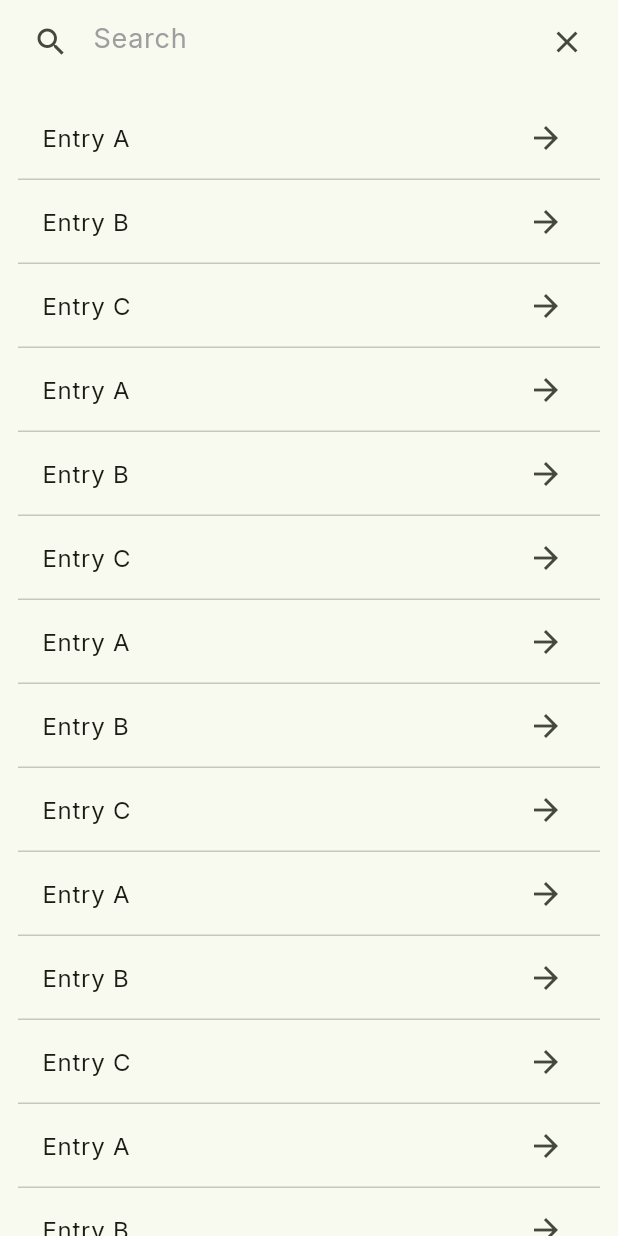
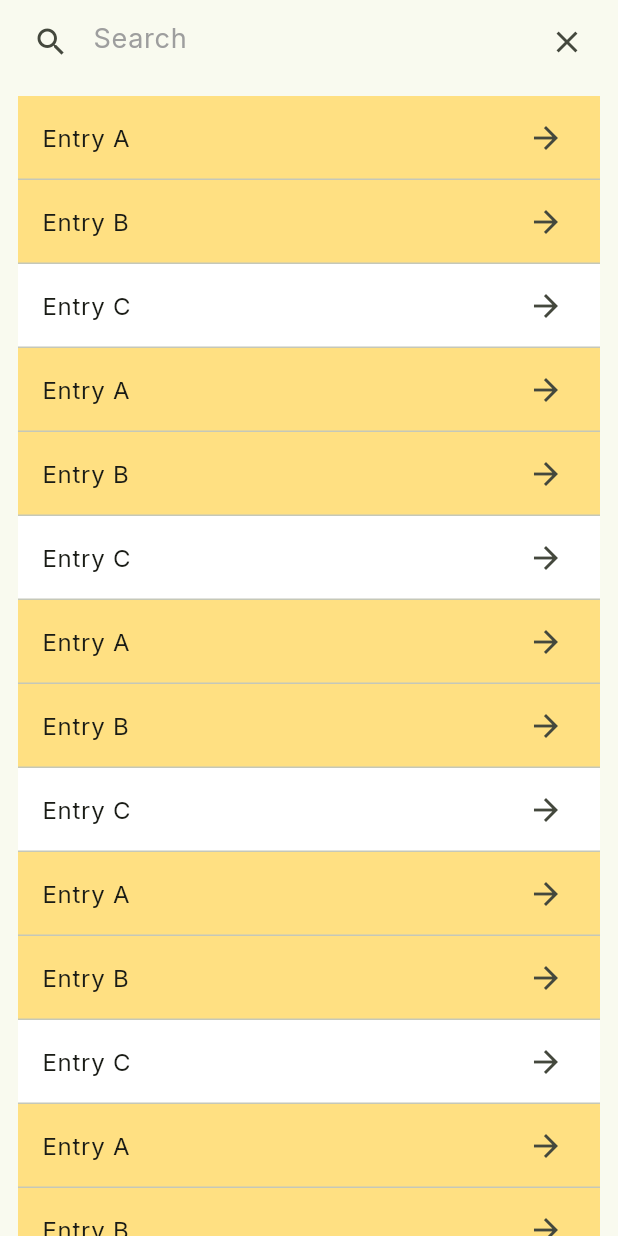
Before and after one commit to SchepardCat/studrow, a Flutter app: the WordsListPage screen opened directly, on a phone screen of 412 x 824 dp. Run offline on Flutter 3.47's test engine with Material 3 defaults, Android fonts, the phone set to English and light mode, and no system bars; our stand-ins replace auto_route, flip_card, flutter_spinkit, google_fonts, percent_indicator, swipe_cards.

```diff
--- a/lib/features/dictionary/presentation/widgets/word_list/word_item_list.dart
+++ b/lib/features/dictionary/presentation/widgets/word_list/word_item_list.dart
@@ -16,8 +16,16 @@ class WordItemList extends StatefulWidget {
 class _WordItemListState extends State<WordItemList> {
   final List<String> listData;
   final int index;
+  Color tileCol = Colors.white;
+
 
   _WordItemListState({required this.listData, required this.index});
+
+
+  @override
+  void initState() {
+    getStud();
+  }
 
   @override
   Widget build(BuildContext context) {
@@ -26,6 +34,7 @@ class _WordItemListState extends State<WordItemList> {
       child: Column(
         children: [
           ListTile(
+            tileColor: tileCol,
             title: Text('Entry ${listData[index]}'),
             onTap: () {
               AutoRouter.of(context).push(WordDetailsRoute());
@@ -39,4 +48,11 @@ class _WordItemListState extends State<WordItemList> {
       ),
     );
   }
+
+  void getStud(){
+
+    if(listData[index] == "A" || listData[index] == "B") {
+      this.tileCol = Colors.amber[200]!;
+    }
+  }
 }
--- a/lib/features/study/presentation/pages/study_page.dart
+++ b/lib/features/study/presentation/pages/study_page.dart
@@ -25,6 +25,7 @@ class _StudyPageState extends State<StudyPage> {
           child: Container(
             child: Column(
               children: [
+                Text("Список вибору папки з якої слова будеш вивчати"),
                 ElevatedButton(
                     onPressed: () {
                       AutoRouter.of(context).push(StudyCardRoute());
```
